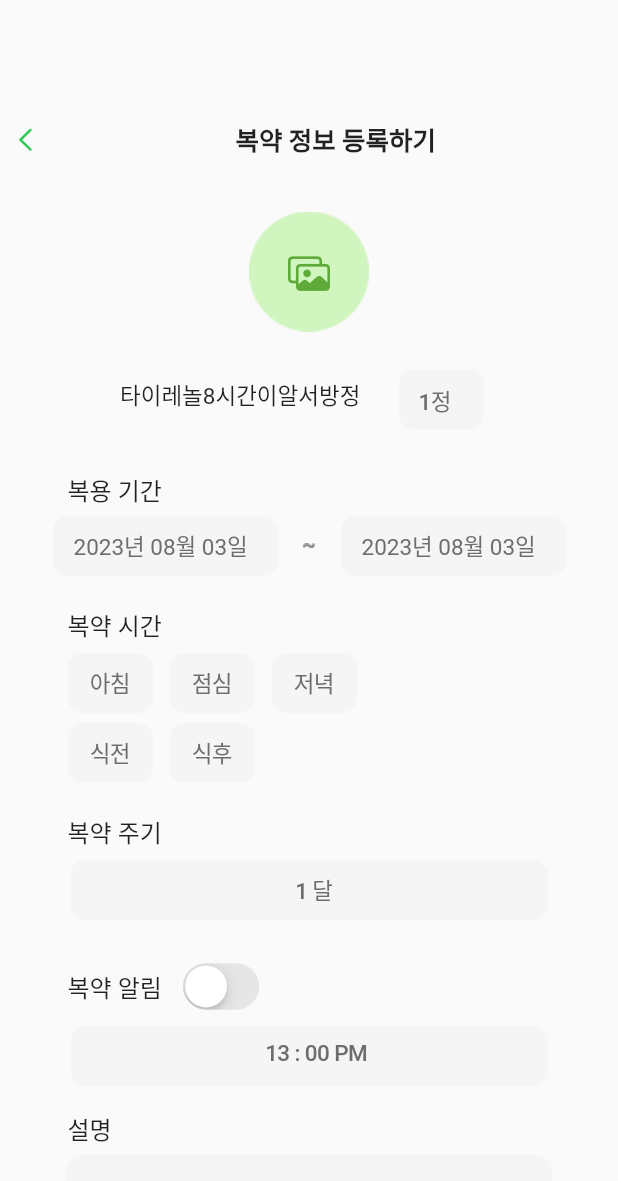
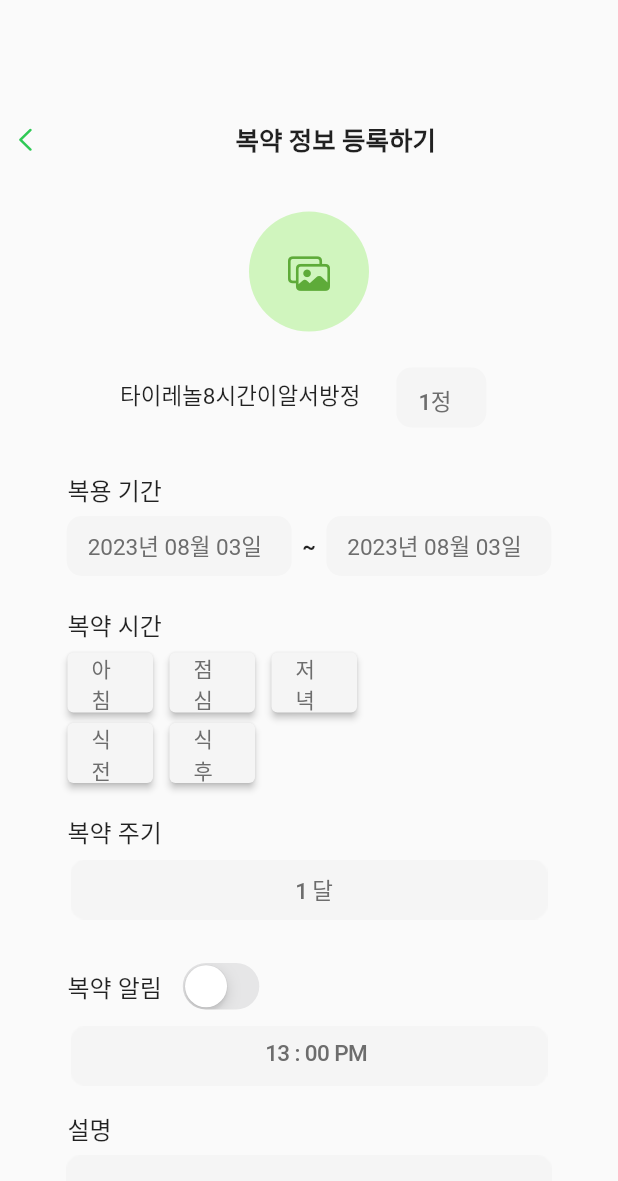
Before and after one commit to StopSoo/WhatIsMethIs-App, a Flutter app: the screen it shows after launch, on a phone screen of 412 x 824 dp. Shown: the top 1181 px of the screen. Run offline on Flutter 3.47's test engine with Material 2 defaults, Android fonts, the phone set to English and light mode, and no system bars.

Commit message:
make a button color change

```diff
--- a/lib/components/textstyle.dart
+++ b/lib/components/textstyle.dart
@@ -70,6 +70,7 @@ TextStyle customTextStyle(double size_, Color textColor) {
   );
 }
 
+
 const TextStyle defaultTextStyle_gray = TextStyle(
   fontFamily: 'NotoSansKR',
   color: Color.fromRGBO(0, 0, 0, 0.3),
--- a/lib/main.dart
+++ b/lib/main.dart
@@ -1,13 +1,15 @@
+import 'dart:ui';
 import 'package:flutter/material.dart';
 import 'package:flutter/cupertino.dart';
-import 'dart:ui';
+import 'constants/colors.dart';
 import 'package:flutter_application/constants/colors.dart';
 import 'package:flutter_application/screen/home_screen.dart';
 import 'package:flutter_application/widget/find_med_widget.dart';
 import 'package:flutter_application/widget/todays_med_widget.dart';
 import 'package:flutter_application/widget/before_login_widget.dart';
 import 'package:flutter_application/widget/register_med_info.dart';
-import 'constants/colors.dart';
+import 'package:flutter_application/widget/register_med_bar.dart';
+
 
 void main() {
   runApp(MyApp()); // 하나의 위젯(시작점)을 파라미터로 전달 받는 runApp 함수
@@ -125,6 +127,7 @@ class _RegisterMedPageState extends State<RegisterMedPage> {
       body: Center(
         child: Column(
           children: <Widget>[
+            RegisterMedBar(),
             RegisterMed(),
           ]
         ),
--- /dev/null
+++ b/lib/widget/register_med_bar.dart
@@ -0,0 +1,43 @@
+// class RegisterMedPage
+// 복약 정보 등록하기
+import 'package:flutter/material.dart';
+import 'package:flutter/cupertino.dart';
+import 'package:flutter_application/constants/colors.dart';
+
+class RegisterMedBar extends StatefulWidget {
+  _RegisterMedBarState createState() => _RegisterMedBarState();
+}
+
+class _RegisterMedBarState extends State<RegisterMedBar> {
+  @override
+  void initState() {
+    super.initState();
+  }
+
+  @override
+  Widget build(BuildContext context) {
+    return Container(
+      padding: EdgeInsets.fromLTRB(0, 80, 0, 0),
+      child: Row(
+        children: [
+          SizedBox(width: 7),
+          CupertinoButton(
+              onPressed: () {},
+              minSize: 0,
+              padding: EdgeInsets.all(0),
+              child: Icon(CupertinoIcons.chevron_left,
+                  size: 20, color: bright_green)),
+          SizedBox(width: 130),
+          Text(
+            '복약 정보 등록하기',
+            style: TextStyle(
+              fontWeight: FontWeight.w600,
+              fontSize: 17,
+            ),
+            textAlign: TextAlign.center,
+          ),
+        ],
+      )
+    );
+  }
+}
--- a/lib/widget/register_med_info.dart
+++ b/lib/widget/register_med_info.dart
@@ -10,46 +10,39 @@ class RegisterMed extends StatefulWidget {
 
 class _RegisterMedState extends State<RegisterMed> {
   bool _isChecked = false; // switch
-  bool _isChoosed = false; // 복약 시간
+  bool _isChoosedTimeB = false; // 복약 시간 - 아침
+  bool _isChoosedTimeL = false; // 복약 시간 - 점심
+  bool _isChoosedTimeD = false; // 복약 시간 - 저녁
+  bool _isChoosedBe = false;    // 복약 시간 - 식전
+  bool _isChoosedAf = false;    // 복약 시간 - 식전
 
   @override
   void initState() {
     super.initState();
     _isChecked = false;
-    _isChoosed = false;
+    _isChoosedTimeB = false;
+    _isChoosedTimeL = false;
+    _isChoosedTimeD = false;
+    _isChoosedBe = false;
+    _isChoosedAf = false;
   }
 
   @override
   Widget build(BuildContext context) {
     return Container(
-      padding: EdgeInsets.fromLTRB(0, 80, 0, 0),
       child: Column(
         children: <Widget>[
-          Row(
-            children: [
-              SizedBox(width: 7),
-              CupertinoButton(
-                  onPressed: () {},
-                  minSize: 0,
-                  padding: EdgeInsets.all(0),
-                  child: Icon(CupertinoIcons.chevron_left,
-                      size: 20, color: bright_green)),
-              SizedBox(width: 130),
-              Text(
-                '복약 정보 등록하기',
-                style: TextStyle(
-                  fontWeight: FontWeight.w600,
-                  fontSize: 17,
-                ),
-                textAlign: TextAlign.center,
-              ),
-            ],
-          ),
           Container(
             padding: EdgeInsets.fromLTRB(155, 36, 155, 0),
             child: Stack(
               children: [
-                Image.asset('images/icon_greenCircle.png', width: 80),
+                Container(
+                  width: 80,
+                  height: 80,
+                  decoration: BoxDecoration(
+                      shape: BoxShape.circle, color: main_color_green),
+                ),
+                // Image.asset('images/icon_greenCircle.png', width: 80),
                 Container(
                     margin: EdgeInsets.fromLTRB(26, 26, 26, 26),
                     child: Icon(
@@ -74,7 +67,13 @@ class _RegisterMedState extends State<RegisterMed> {
                       minSize: 0,
                       padding: EdgeInsets.fromLTRB(12, 6, 0, 0),
                       child: Stack(children: [
-                        Image.asset('images/icon_grayBox.png', width: 60),
+                        Container(
+                          width: 60,
+                          height: 40,
+                          decoration: BoxDecoration(
+                              color: bright_gray,
+                              borderRadius: BorderRadius.circular(10)),
+                        ),
                         Padding(
                             padding: EdgeInsets.fromLTRB(15, 11, 15, 9),
                             child: Text('1정',
@@ -99,9 +98,12 @@ class _RegisterMedState extends State<RegisterMed> {
             alignment: Alignment.center,
             child: Row(mainAxisAlignment: MainAxisAlignment.center, children: [
               Stack(children: [
-                Image.asset(
-                  'images/icon_date_bar.png',
+                Container(
                   width: 150,
+                  height: 40,
+                  decoration: BoxDecoration(
+                      color: bright_gray,
+                      borderRadius: BorderRadius.circular(10)),
                 ),
                 Container(
                   padding: EdgeInsets.fromLTRB(14, 9, 15, 9),
@@ -110,12 +112,16 @@ class _RegisterMedState extends State<RegisterMed> {
                 )
               ]),
               SizedBox(width: 7),
-              Image.asset('images/icon_wave.png', height: 14),
+              Text('~',
+                  style: TextStyle(fontSize: 14, fontWeight: FontWeight.w700)),
               SizedBox(width: 7),
               Stack(children: [
-                Image.asset(
-                  'images/icon_date_bar.png',
+                Container(
                   width: 150,
+                  height: 40,
+                  decoration: BoxDecoration(
+                      color: bright_gray,
+                      borderRadius: BorderRadius.circular(10)),
                 ),
                 Container(
                   padding: EdgeInsets.fromLTRB(14, 9, 15, 9),
@@ -135,83 +141,127 @@ class _RegisterMedState extends State<RegisterMed> {
                     fontSize: 16,
                     fontWeight: FontWeight.w500,
                   ))),
+          SizedBox(height: 7),
           Row(
             children: [
-              CupertinoButton(
+              SizedBox(
+                width: 45,
+              ),
+              SizedBox(
+                width: 57,
+                height: 40,
+                child: ElevatedButton(
                     onPressed: () {
+                      setState(() {
+                        _isChoosedTimeB = !_isChoosedTimeB;
+                      });
                     },
-                  minSize: 0,
-                  padding: EdgeInsets.fromLTRB(45, 7, 0, 0),
-                  child: Stack(children: [
-                    Image.asset('images/icon_grayBox.png', width: 57),
-                    Padding(
-                        padding: EdgeInsets.fromLTRB(15, 9, 15, 9),
+                    style: ButtonStyle(
+                      backgroundColor: MaterialStateProperty.all(
+                        _isChoosedTimeB ? bright_green : bright_gray)),
                     child: Text('아침',
                       style: TextStyle(
-                                fontSize: 15,
-                                fontWeight: FontWeight.w500,
-                                color: dark_gray))),
-                  ])),
-              CupertinoButton(
-                  onPressed: () {},
-                  minSize: 0,
-                  padding: EdgeInsets.fromLTRB(11, 7, 0, 0),
-                  child: Stack(children: [
-                    Image.asset('images/icon_grayBox.png', width: 57),
-                    Padding(
-                        padding: EdgeInsets.fromLTRB(15, 9, 15, 9),
+                        color: _isChoosedTimeB ? white : dark_gray,
+                        fontWeight: FontWeight.w300))),
+              ),
+              SizedBox(width: 11),
+              SizedBox(
+                width: 57,
+                height: 40,
+                child: ElevatedButton(
+                  onPressed: () {
+                    setState(() {
+                      _isChoosedTimeL = !_isChoosedTimeL;
+                    });
+                  },
+                  style: ButtonStyle(
+                    backgroundColor: MaterialStateProperty.all(
+                      _isChoosedTimeL ? bright_green : bright_gray),
+                  ),
                   child: Text('점심',
                     style: TextStyle(
-                                fontSize: 15,
-                                fontWeight: FontWeight.w500,
-                                color: dark_gray))),
-                  ])),
-              CupertinoButton(
-                  onPressed: () {},
-                  minSize: 0,
-                  padding: EdgeInsets.fromLTRB(11, 7, 0, 0),
-                  child: Stack(children: [
-                    Image.asset('images/icon_grayBox.png', width: 57),
-                    Padding(
-                        padding: EdgeInsets.fromLTRB(15, 9, 15, 9),
-                        child: Text('저녁',
+                      color: _isChoosedTimeL ? white : dark_gray,
+                      fontWeight: FontWeight.w300
+                    )
+                  )
+                ),
+              ),
+              SizedBox(width: 11),
+              SizedBox(
+                width: 57,
+                height: 40,
+                child: ElevatedButton(
+                    onPressed: () {
+                      setState(() {
+                        _isChoosedTimeD = !_isChoosedTimeD;
+                      });
+                    },
+                    style: ButtonStyle(
+                      backgroundColor: MaterialStateProperty.all(
+                        _isChoosedTimeD ? bright_green : bright_gray
+                      ),
+                    ),
+                    child: Text(
+                      '저녁',
                       style: TextStyle(
-                                fontSize: 15,
-                                fontWeight: FontWeight.w500,
-                                color: dark_gray))),
-                  ])),
+                        color: _isChoosedTimeD ? white : dark_gray,
+                        fontWeight: FontWeight.w300
+                      )
+                    )
+                  ),
+              ),
             ],
           ),
+          SizedBox(height: 7),
           Row(
             children: [
-              CupertinoButton(
-                  onPressed: () {},
-                  minSize: 0,
-                  padding: EdgeInsets.fromLTRB(45, 7, 0, 0),
-                  child: Stack(children: [
-                    Image.asset('images/icon_grayBox.png', width: 57),
-                    Padding(
-                        padding: EdgeInsets.fromLTRB(15, 9, 15, 9),
-                        child: Text('식전',
+              SizedBox(width: 45),
+              SizedBox(
+                width: 57,
+                height: 40,
+                child: ElevatedButton(
+                    onPressed: () {
+                      setState(() {
+                        _isChoosedBe = !_isChoosedBe;
+                      });
+                    },
+                    style: ButtonStyle(
+                      backgroundColor: MaterialStateProperty.all(
+                        _isChoosedBe ? bright_green : bright_gray
+                      ),
+                    ),
+                    child: Text(
+                      '식전',
                       style: TextStyle(
-                                fontSize: 15,
-                                fontWeight: FontWeight.w500,
-                                color: dark_gray))),
-                  ])),
-              CupertinoButton(
-                  onPressed: () {},
-                  minSize: 0,
-                  padding: EdgeInsets.fromLTRB(11, 7, 0, 0),
-                  child: Stack(children: [
-                    Image.asset('images/icon_grayBox.png', width: 57),
-                    Padding(
-                        padding: EdgeInsets.fromLTRB(15, 9, 15, 9),
+                        color: _isChoosedBe ? white : dark_gray,
+                        fontWeight: FontWeight.w300
+                      )
+                    )
+                  ),
+              ),
+              SizedBox(width: 11),
+              SizedBox(
+                width: 57,
+                height: 40,
+                child: ElevatedButton(
+                    onPressed: () {
+                      setState(() {
+                        _isChoosedAf = !_isChoosedAf;
+                      });
+                    },
+                    style: ButtonStyle(
+                      backgroundColor: MaterialStateProperty.all(
+                        _isChoosedAf ? bright_green : bright_gray
+                      ),
+                    ),
                     child: Text('식후',
                       style: TextStyle(
-                                fontSize: 15,
-                                fontWeight: FontWeight.w500,
-                                color: dark_gray))),
-                  ])),
+                        color: _isChoosedAf ? white : dark_gray,
+                        fontWeight: FontWeight.w300
+                      )
+                    )
+                  ),
+              ),
             ],
           ),
           SizedBox(
@@ -297,5 +347,4 @@ class _RegisterMedState extends State<RegisterMed> {
       ),
     );
   }
-
 }
```
Lines whose indentation alone changed are shown as unchanged.
